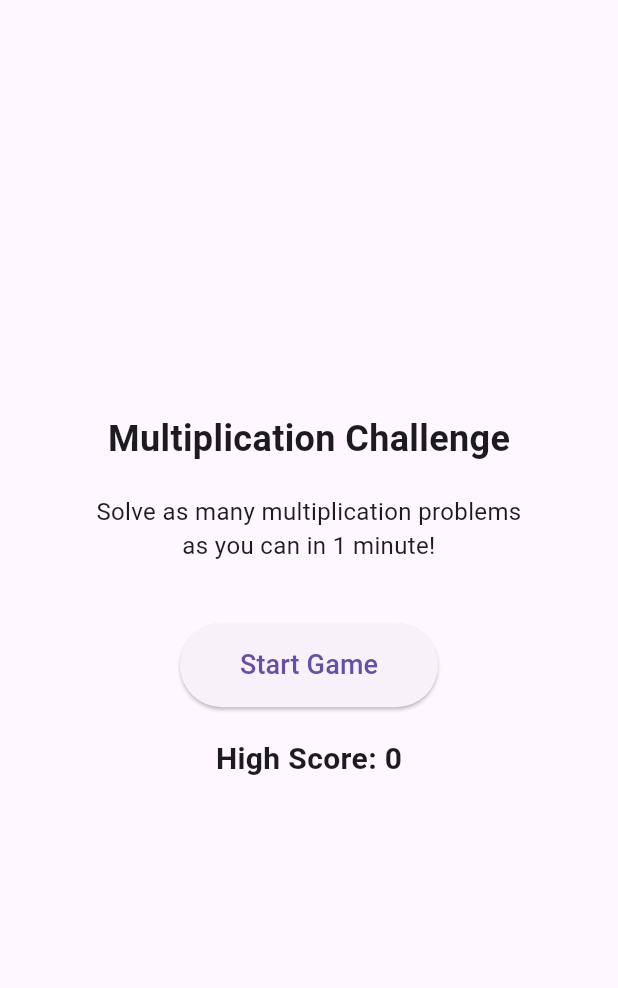
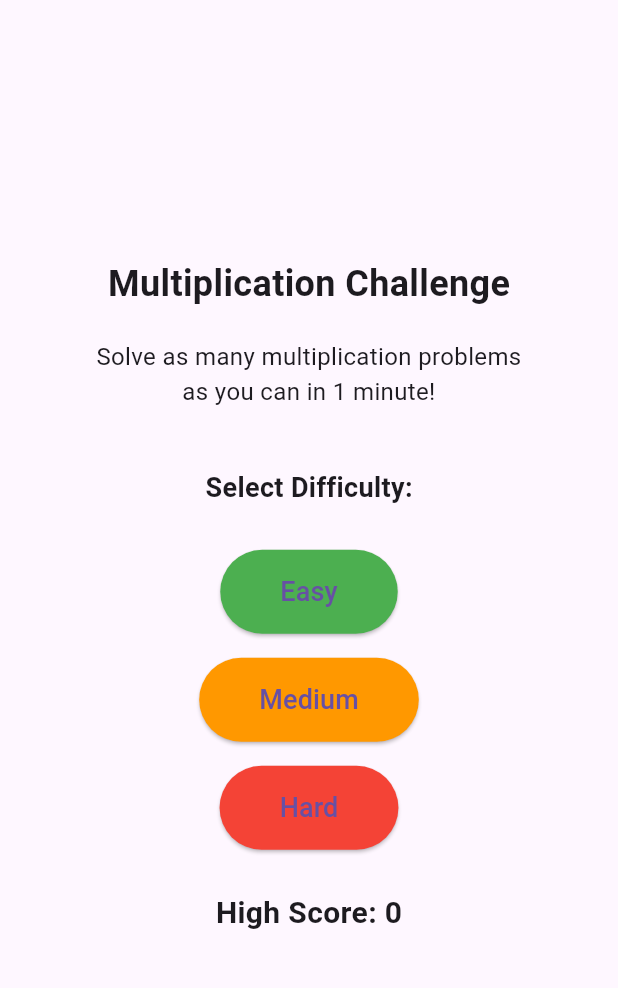
Before and after one commit to szels/multiplication-game, a Flutter app: the HomeScreen screen opened directly, on a phone screen of 412 x 824 dp, the part 63-1051 px from its top. Run offline on Flutter 3.47's test engine with Material 3 defaults, Android fonts, the phone set to English and light mode, and no system bars; our stand-ins replace shared_preferences; accounts and stored records are empty.

Commit message:
Add difficulty levels: Easy (1-10), Medium (1-20), Hard (1-30)

```diff
--- a/lib/main.dart
+++ b/lib/main.dart
@@ -1,5 +1,5 @@
 import 'package:flutter/material.dart';
-import 'screens/game_screen.dart';
+import 'screens/home_screen.dart';
 
 void main() {
   runApp(const MultiplicationGame());
@@ -17,7 +17,7 @@ class MultiplicationGame extends StatelessWidget {
         visualDensity: VisualDensity.adaptivePlatformDensity,
         useMaterial3: true,
       ),
-      home: const GameScreen(),
+      home: const HomeScreen(),
     );
   }
 }
--- /dev/null
+++ b/lib/models/difficulty.dart
@@ -0,0 +1,10 @@
+enum Difficulty {
+  easy(10, 'Easy'),
+  medium(20, 'Medium'),
+  hard(30, 'Hard');
+
+  final int maxNumber;
+  final String label;
+
+  const Difficulty(this.maxNumber, this.label);
+}
--- a/lib/screens/game_screen.dart
+++ b/lib/screens/game_screen.dart
@@ -2,10 +2,16 @@ import 'dart:async';
 import 'dart:math';
 import 'package:flutter/material.dart';
 import '../models/high_score.dart';
+import '../models/difficulty.dart';
 import 'home_screen.dart';
 
 class GameScreen extends StatefulWidget {
-  const GameScreen({super.key});
+  final Difficulty difficulty;
+
+  const GameScreen({
+    super.key,
+    required this.difficulty,
+  });
 
   @override
   State<GameScreen> createState() => _GameScreenState();
@@ -52,8 +58,8 @@ class _GameScreenState extends State<GameScreen> {
 
   void _generateNewProblem() {
     final random = Random();
-    _num1 = random.nextInt(20) + 1;
-    _num2 = random.nextInt(20) + 1;
+    _num1 = random.nextInt(widget.difficulty.maxNumber) + 1;
+    _num2 = random.nextInt(widget.difficulty.maxNumber) + 1;
     _correctAnswer = _num1 * _num2;
     _answerController.clear();
     _answerFocusNode.requestFocus();
--- a/lib/screens/home_screen.dart
+++ b/lib/screens/home_screen.dart
@@ -1,6 +1,7 @@
 import 'package:flutter/material.dart';
 import 'game_screen.dart';
 import '../models/high_score.dart';
+import '../models/difficulty.dart';
 
 class HomeScreen extends StatelessWidget {
   const HomeScreen({super.key});
@@ -30,21 +31,35 @@ class HomeScreen extends StatelessWidget {
               style: TextStyle(fontSize: 16),
             ),
             const SizedBox(height: 40),
-            ElevatedButton(
+            const Text(
+              'Select Difficulty:',
+              style: TextStyle(
+                fontSize: 18,
+                fontWeight: FontWeight.bold,
+              ),
+            ),
+            const SizedBox(height: 20),
+            ...Difficulty.values.map((difficulty) => Padding(
+              padding: const EdgeInsets.symmetric(vertical: 8.0),
+              child: ElevatedButton(
                 onPressed: () {
                   Navigator.pushReplacement(
                     context,
-                  MaterialPageRoute(builder: (context) => const GameScreen()),
+                    MaterialPageRoute(
+                      builder: (context) => GameScreen(difficulty: difficulty),
+                    ),
                   );
                 },
                 style: ElevatedButton.styleFrom(
                   padding: const EdgeInsets.symmetric(horizontal: 40, vertical: 15),
+                  backgroundColor: _getDifficultyColor(difficulty),
                 ),
-              child: const Text(
-                'Start Game',
-                style: TextStyle(fontSize: 18),
+                child: Text(
+                  difficulty.label,
+                  style: const TextStyle(fontSize: 18),
                 ),
               ),
+            )).toList(),
             const SizedBox(height: 20),
             FutureBuilder<int>(
               future: HighScore.getHighScore(),
@@ -66,4 +81,15 @@ class HomeScreen extends StatelessWidget {
       ),
     );
   }
+
+  Color _getDifficultyColor(Difficulty difficulty) {
+    switch (difficulty) {
+      case Difficulty.easy:
+        return Colors.green;
+      case Difficulty.medium:
+        return Colors.orange;
+      case Difficulty.hard:
+        return Colors.red;
     }
+  }
+}
```
Lines whose indentation alone changed are shown as unchanged.
